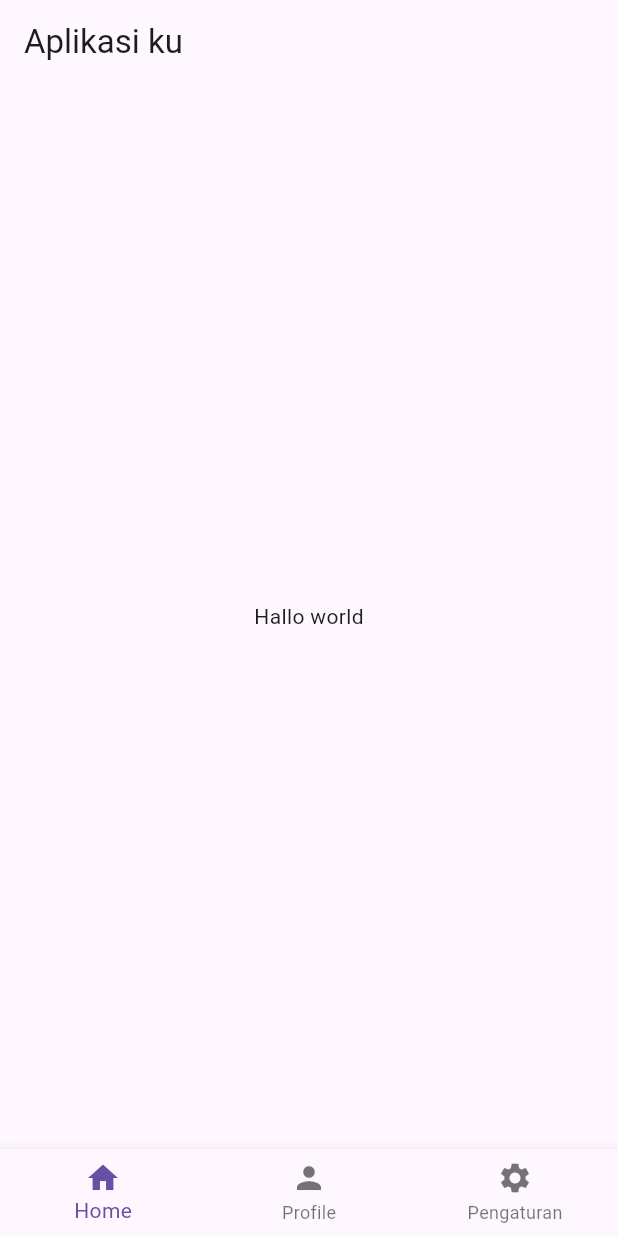
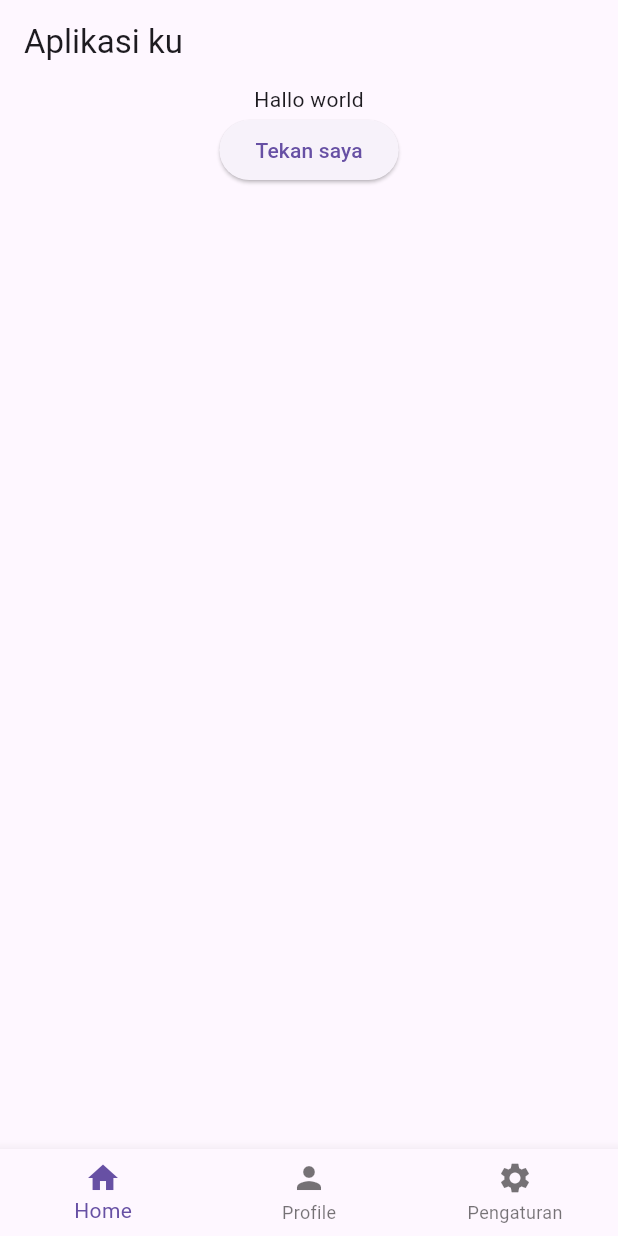
Before and after one commit to r306bsipnk/latihan1, a Flutter app: the screen it shows after launch, on a phone screen of 412 x 824 dp. Run offline on Flutter 3.47's test engine with Material 3 defaults, Android fonts, the phone set to English and light mode, and no system bars.

Commit message:
tambah tombol di beranda

```diff
--- a/lib/views/halaman1_view.dart
+++ b/lib/views/halaman1_view.dart
@@ -10,7 +10,14 @@ class Halaman1View extends StatelessWidget {
         title: Text('Aplikasi ku'),
       ),
       body: Center(
-        child:Text("Hallo world")
+        child:Column(
+          children: [
+            Text("Hallo world"),
+            ElevatedButton(onPressed: (){
+
+            }, child: Text('Tekan saya'))
+          ],
+        )
       ),
       bottomNavigationBar: BottomNavigationBar(items: [
         BottomNavigationBarItem(icon: Icon(Icons.home), label: 'Home'),
```
Also changed, not shown: pubspec.lock, 1 other file.
